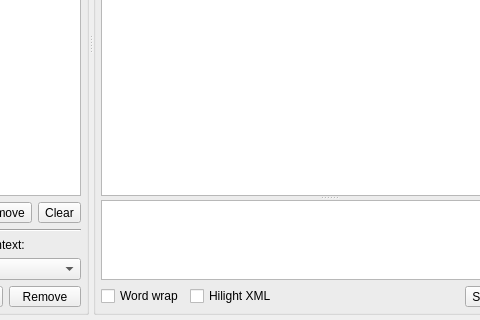
Before: the Qt Designer form trunk/src/plugins/console/consolewidget.ui in vacuum-im/vacuum-im, drawn with Qt 5; both pictures show x 82 to 562 and y 235 to 555 of the 652 by 555 pixel window.
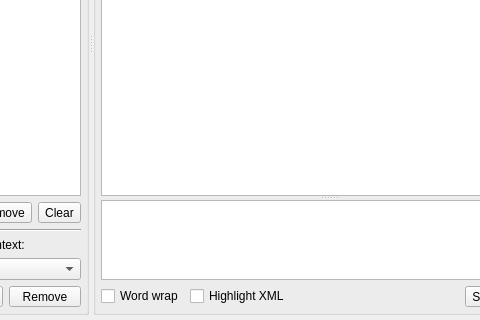
After: the same form once the commit is applied.

Patch:
```diff
--- a/trunk/src/plugins/console/consolewidget.ui
+++ b/trunk/src/plugins/console/consolewidget.ui
@@ -235,7 +235,7 @@
          <item>
           <widget class="QCheckBox" name="chbHilightXML">
            <property name="text">
-            <string>Hilight XML</string>
+            <string>Highlight XML</string>
            </property>
            <property name="tristate">
             <bool>true</bool>
```
